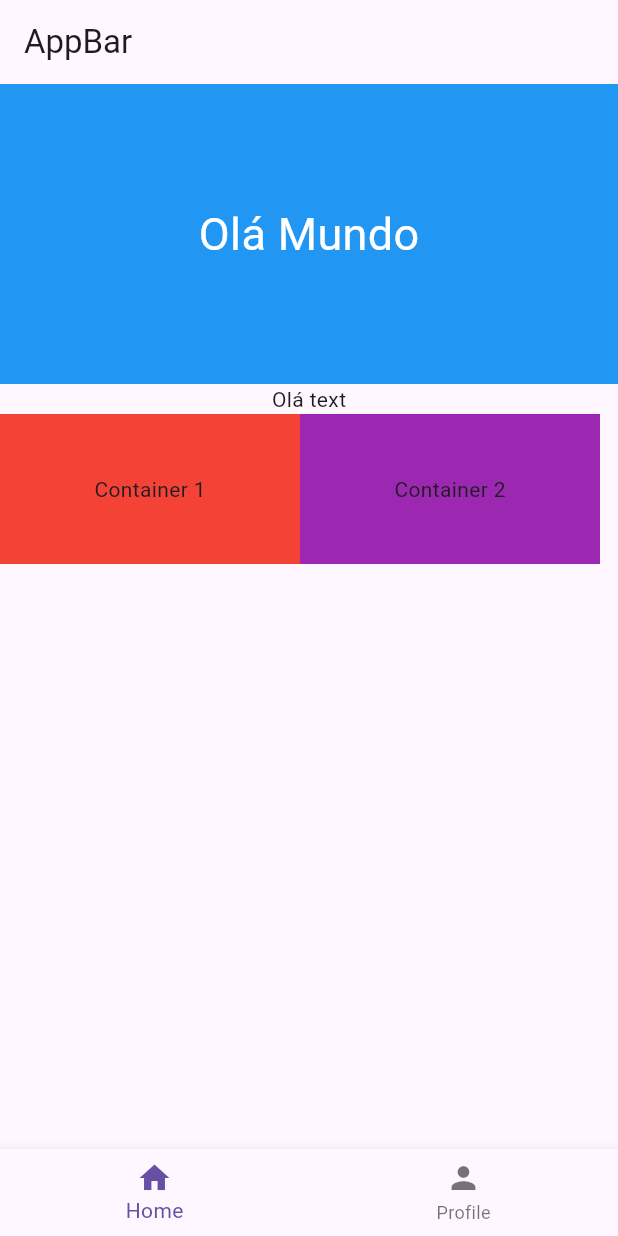
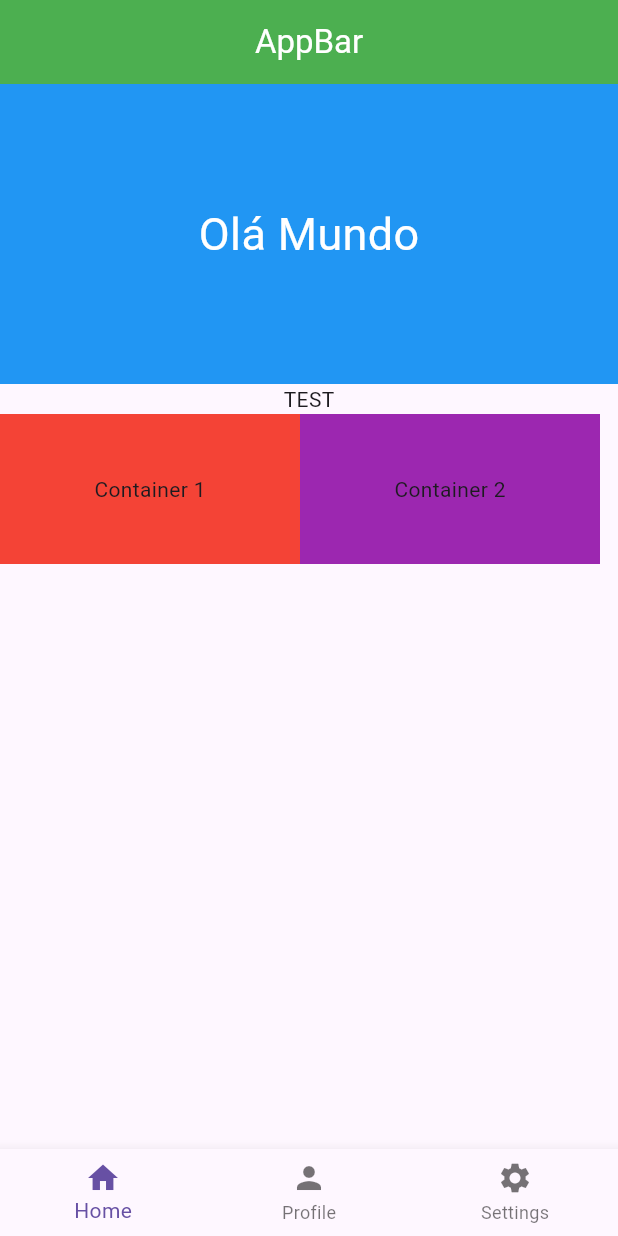
Before and after one commit to dribevilaqua/Flutter_Deivid_Willyan, a Flutter app: the screen it shows after launch, on a phone screen of 412 x 824 dp. Run offline on Flutter 3.47's test engine with Material 3 defaults, Android fonts, the phone set to English and light mode, and no system bars.

Commit message:
Add Flutter project files

```diff
--- /dev/null
+++ b/lib/pages/PageViews/one_page.dart
@@ -0,0 +1,34 @@
+import 'package:flutter/material.dart';
+
+class OnePage extends StatelessWidget {
+  const OnePage({super.key});
+
+  @override
+  Widget build(BuildContext context) {
+    return  Column(
+        children: [
+          Container(
+      height: 200,
+      width: MediaQuery.of(context).size.width,
+      decoration: BoxDecoration(
+        color: Colors.blue,
+      ),
+      child: Center(child: Text('Olá Mundo', style: TextStyle(color: Colors.white, fontSize: 30))),
+      ),
+        Text ('TEST'),
+        Row(children: [
+          Container(
+            color: Colors.red,
+            height: 100,
+            width: 200,
+            child: Center(child: Text('Container 1'))),
+          Container(
+            color: Colors.purple,
+            height: 100,
+            width: 200,
+            child: Center(child: Text('Container 2'))),
+        ],)
+        ],
+      );
+  }
+}
--- a/lib/pages/home_page.dart
+++ b/lib/pages/home_page.dart
@@ -1,42 +1,47 @@
 import 'package:flutter/material.dart';
+import 'package:flutter_application_1/pages/PageViews/one_page.dart';
 
-class HomePage extends StatelessWidget {
-  const HomePage({super.key});
+// ignore: must_be_immutable
+class HomePage extends StatefulWidget {
+
+  @override
+  State<HomePage> createState() => _HomePageState();}
+
+  class _HomePageState extends State<HomePage> {
+    PageController _pageController = PageController();
+
+  int indexBottomNavegigationBar = 0;
 
   @override
   Widget build(BuildContext context) {
     return Scaffold(
       appBar: AppBar(
-        title: Text('AppBar'),
+        centerTitle: true,
+        backgroundColor: Colors.green,
+        title: Text('AppBar', style: TextStyle(color: Colors.white),),
+
       ),
-      body: Column(
+      body: PageView(
+        controller: _pageController,
         children: [
-          Container(
-      height: 200,
-      width: MediaQuery.of(context).size.width,
-      decoration: BoxDecoration(
-        color: Colors.blue,
+        OnePage(),
+
+        Container(color: Colors.red),
+        Container(color: Colors.yellow),
+      ],
       ),
-      child: Center(child: Text('Olá Mundo', style: TextStyle(color: Colors.white, fontSize: 30))),
-      ),
-        Text ('Olá text'),
-        Row(children: [
-          Container(
-            color: Colors.red,
-            height: 100,
-            width: 200,
-            child: Center(child: Text('Container 1'))),
-          Container(
-            color: Colors.purple,
-            height: 100,
-            width: 200,
-            child: Center(child: Text('Container 2'))),
-        ],)
-        ],
-      ),
-      bottomNavigationBar: BottomNavigationBar(items: [
+        bottomNavigationBar: BottomNavigationBar(
+        currentIndex: indexBottomNavegigationBar,
+          onTap: (int index){
+            setState(() {
+              indexBottomNavegigationBar = index;
+            });
+            _pageController.animateToPage(index, duration: Duration(milliseconds: 500), curve: Curves.ease);
+          },
+        items: [
         BottomNavigationBarItem(icon: Icon(Icons.home), label: 'Home'),
         BottomNavigationBarItem(icon: Icon(Icons.person), label: 'Profile'),
+        BottomNavigationBarItem(icon: Icon(Icons.settings), label: 'Settings'),
       ],) ,
       );
   }
```
